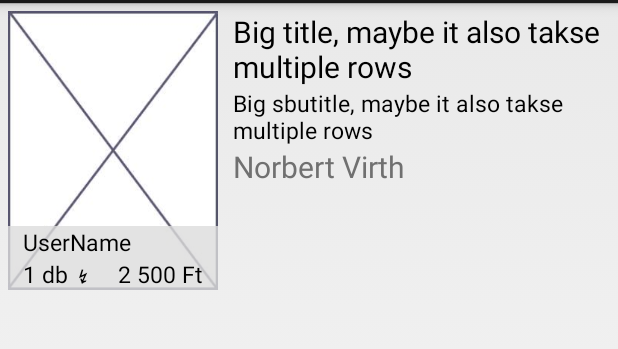
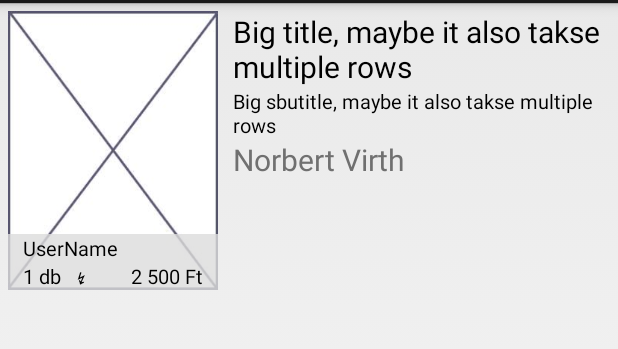
Before and after one commit to nvirth/BookTera, an Android app: the layout row_book_block.xml on its own in the app's theme, with its tools: preview values and no code run, on a phone screen of 412 x 824 dp, the part 69-418 px from its top. Run offline under Robolectric (Android 15) with nearby library versions, the phone set to English and light mode, and no system bars.

Commit message:
Fixed ProductGroup BookBlock priceString overflow issue
* The font size was too big
* The quantity and isDownloadable TextViews weren't hide (with Visibility.GONE)

```diff
--- a/Java/Android/Android/src/main/java/com/booktera/android/common/bookBlock/BookBlock.java
+++ b/Java/Android/Android/src/main/java/com/booktera/android/common/bookBlock/BookBlock.java
@@ -95,6 +95,7 @@ public class BookBlock
         else
         {
             vh.userName.setVisibility(View.GONE);
+            vh.quantity.setVisibility(View.GONE);
         }
 
         vh.price.setText(vm.getProduct().getPriceString());
@@ -103,7 +104,7 @@ public class BookBlock
         vh.authorNames.setText(vm.getProductGroup().getAuthorNames());
 
         if (!vm.getProduct().getIsDownloadable())
-            vh.isDownloadable.setVisibility(View.INVISIBLE);
+            vh.isDownloadable.setVisibility(View.GONE);
 
         Utils.setProductImage(vm, vh.bookImage);
     }
--- a/Java/Android/Android/src/main/res/layout/row_book_block.xml
+++ b/Java/Android/Android/src/main/res/layout/row_book_block.xml
@@ -43,7 +43,7 @@
             android:id="@+id/userName"
             android:layout_width="wrap_content"
             android:layout_height="wrap_content"
-            android:textSize="15sp"
+            android:textSize="13sp"
             tools:text="UserName"
             android:textColor="@color/BookBlock_Text"
             />
@@ -56,7 +56,7 @@
               android:layout_weight="1"
               android:layout_width="wrap_content"
               android:layout_height="wrap_content"
-              android:textSize="15sp"
+              android:textSize="13sp"
               tools:text="1 db"
               android:textColor="@color/BookBlock_Text"
               />
@@ -64,7 +64,7 @@
               android:id="@+id/isDownloadable"
               android:layout_width="wrap_content"
               android:layout_height="wrap_content"
-              android:textSize="15sp"
+              android:textSize="13sp"
               android:text="@string/lightning"
               android:textColor="@color/BookBlock_Text"
               android:textStyle="bold"
@@ -72,12 +72,12 @@
           <TextView
               android:id="@+id/price"
               android:layout_weight="3"
-              android:gravity="end"
               android:layout_width="wrap_content"
               android:layout_height="wrap_content"
-              android:textSize="15sp"
+              android:gravity="end"
+              android:textSize="13sp"
+              android:textColor="@color/BookBlock_Text"
               tools:text="2 500 Ft"
-              android:textColor="@color/BookBlock_Text"
               />
         </LinearLayout>
       </LinearLayout>
@@ -102,7 +102,7 @@
         android:id="@+id/subTitle"
         android:layout_width="wrap_content"
         android:layout_height="wrap_content"
-        android:textSize="15sp"
+        android:textSize="13sp"
         tools:text="Big sbutitle, maybe it also takse multiple rows"
         android:textColor="@color/BookBlock_Text"
         />
```
